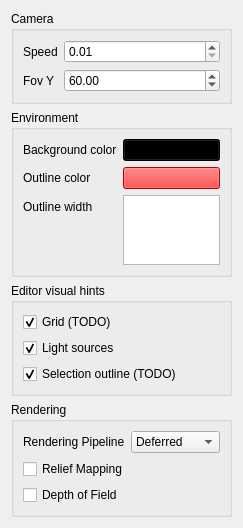
First picture: the form in Project3/ui/miscsettingswidget.ui, repository Flanctory-Studio/Advanced-Graphics-Programming, before the edit.
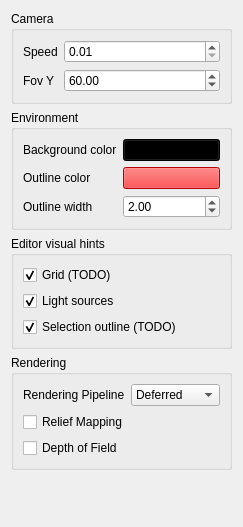
Second picture: the form after the edit.

Commit message: Finish outline

```diff
--- a/Project3/ui/miscsettingswidget.ui
+++ b/Project3/ui/miscsettingswidget.ui
@@ -97,9 +97,6 @@
         </property>
        </widget>
       </item>
-      <item row="2" column="1">
-       <widget class="QTextEdit" name="textEdit"/>
-      </item>
       <item row="2" column="0">
        <widget class="QLabel" name="label_6">
         <property name="text">
@@ -107,6 +104,19 @@
         </property>
        </widget>
       </item>
+      <item row="2" column="1">
+       <widget class="QDoubleSpinBox" name="outlineWidthBox">
+        <property name="maximum">
+         <double>10.000000000000000</double>
+        </property>
+        <property name="singleStep">
+         <double>0.100000000000000</double>
+        </property>
+        <property name="value">
+         <double>2.000000000000000</double>
+        </property>
+       </widget>
+      </item>
      </layout>
     </widget>
    </item>
```
The commit also changes 4 other files.
